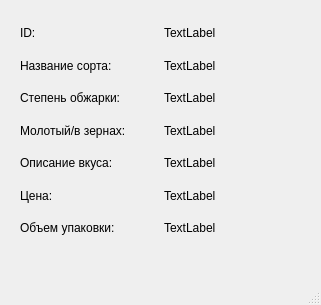
Qt form main.ui (FenixLaz/coffee) before a commit.
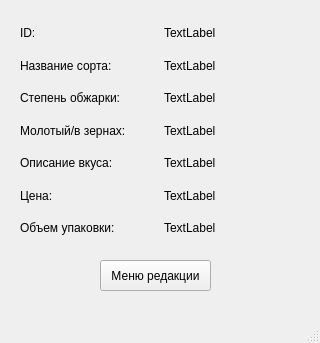
The same form after that commit.

What changed in the file:
```diff
--- a/main.ui
+++ b/main.ui
@@ -6,8 +6,8 @@
    <rect>
     <x>0</x>
     <y>0</y>
-    <width>321</width>
-    <height>305</height>
+    <width>320</width>
+    <height>343</height>
    </rect>
   </property>
   <property name="windowTitle">
@@ -124,6 +124,19 @@
      </item>
     </layout>
    </widget>
+   <widget class="QPushButton" name="pushButton">
+    <property name="geometry">
+     <rect>
+      <x>100</x>
+      <y>260</y>
+      <width>111</width>
+      <height>31</height>
+     </rect>
+    </property>
+    <property name="text">
+     <string>Меню редакции</string>
+    </property>
+   </widget>
   </widget>
   <widget class="QMenuBar" name="menubar">
    <property name="geometry">
```
Left out of the diff: 2 changed lines with no effect on the pictures.
